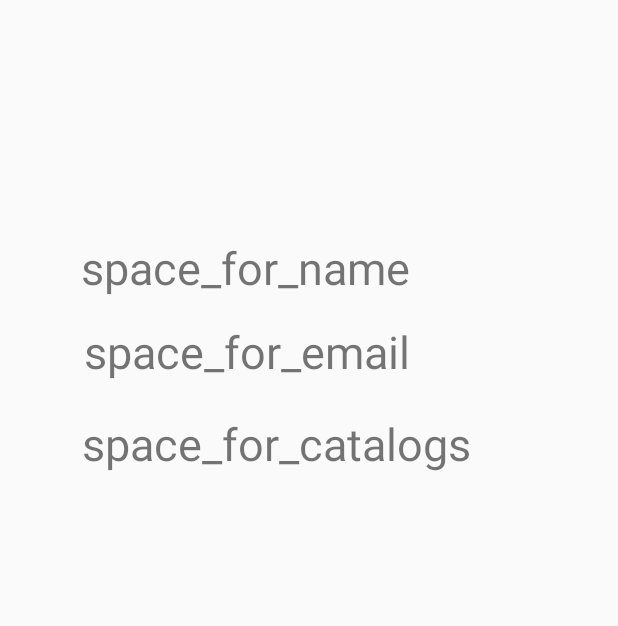
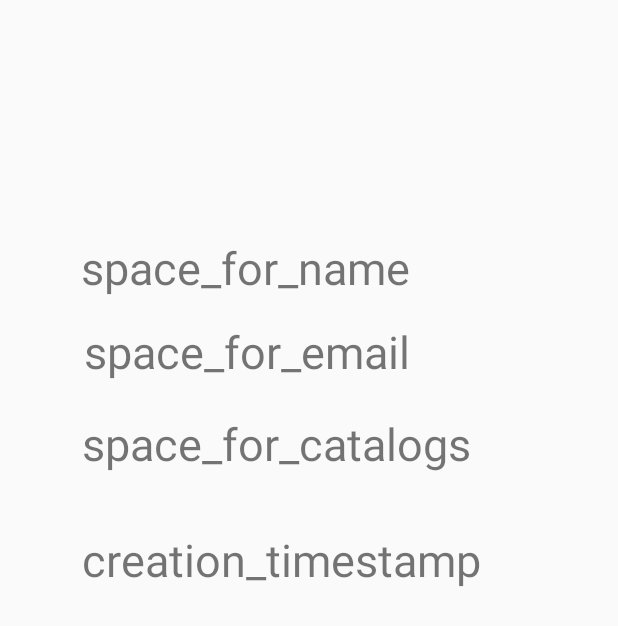
Before and after one commit to kingus/Flashcards, an Android app: the layout fragment_user.xml on its own in the app's theme, with its tools: preview values and no code run, on a phone screen of 412 x 824 dp. Shown: the top 626 px of the screen. Run offline under Robolectric (Android 15) with nearby library versions, the phone set to English and light mode, and no system bars.

```diff
--- a/app/src/main/java/com/peargrammers/flashcards/repositories/management/UserInfoRepository.java
+++ b/app/src/main/java/com/peargrammers/flashcards/repositories/management/UserInfoRepository.java
@@ -99,7 +99,7 @@ public class UserInfoRepository {
             @Override
             public void onDataChange(@NonNull DataSnapshot dataSnapshot) {
                 User loggedUserDB = dataSnapshot.getValue(User.class);
-
+                loggedUserDB.setCreationTimestamp(mAuth.getCurrentUser().getMetadata().getCreationTimestamp());
                 if (loggedUserDB.getCatalogs() == null) {
                     loggedUserDB.setCatalogs(new HashMap<String, Catalog>());
                 }
--- a/app/src/main/res/layout/fragment_user.xml
+++ b/app/src/main/res/layout/fragment_user.xml
@@ -18,6 +18,19 @@
         app:layout_constraintStart_toStartOf="parent"
         app:layout_constraintTop_toBottomOf="@+id/tv_email"
         app:layout_constraintVertical_bias="0.039" />
+
+    <TextView
+        android:id="@+id/tv_creation_timestamp"
+        android:layout_width="wrap_content"
+        android:layout_height="wrap_content"
+        android:text="creation_timestamp"
+        android:textSize="30sp"
+        app:layout_constraintBottom_toBottomOf="parent"
+        app:layout_constraintEnd_toEndOf="parent"
+        app:layout_constraintHorizontal_bias="0.374"
+        app:layout_constraintStart_toStartOf="parent"
+        app:layout_constraintTop_toBottomOf="@+id/tv_catalogs_amount"
+        app:layout_constraintVertical_bias="0.079" />
 
     <TextView
         android:id="@+id/tv_name"
```
Also changed, not shown: app/src/main/java/com/peargrammers/flashcards/fragments/UserFragment.java (+10 -1 lines), app/src/main/java/com/peargrammers/flashcards/models/Catalog.java (+14 -1 lines), app/src/main/java/com/peargrammers/flashcards/models/User.java (+10 -0 lines), app/src/main/java/com/peargrammers/flashcards/repositories/management/ManageCatalogsRepository.java (+25 -1 lines).
